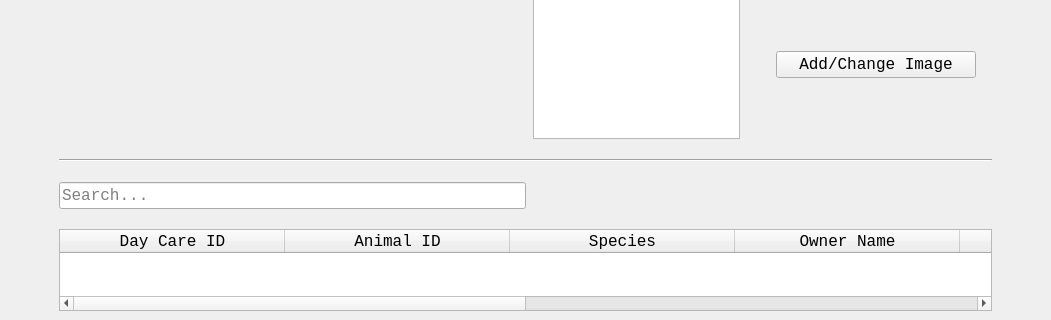
The window that DayCareUI.ui (ASNaeem/Simple-VCMS) describes before a commit, drawn with Qt 5; both pictures show x 0 to 1051 and y 385 to 705 of the 1051 by 705 pixel window.
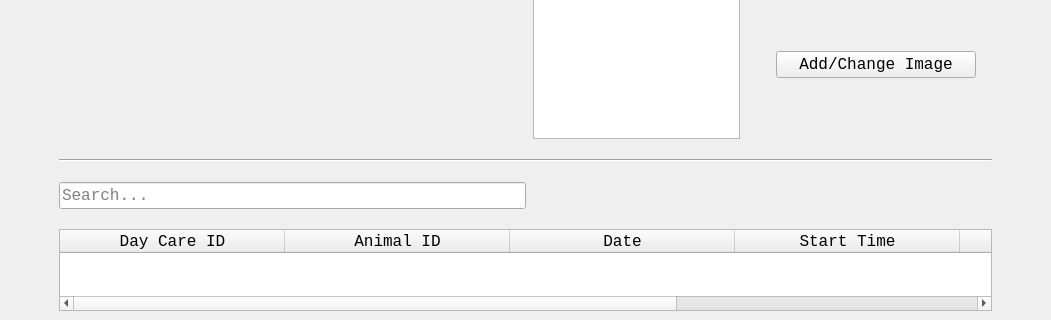
The same window after the commit.

Patch:
```diff
--- a/DayCareUI.ui
+++ b/DayCareUI.ui
@@ -562,16 +562,6 @@
             <string>Animal ID</string>
            </property>
           </column>
-          <column>
-           <property name="text">
-            <string>Species</string>
-           </property>
-          </column>
-          <column>
-           <property name="text">
-            <string>Owner Name</string>
-           </property>
-          </column>
           <column>
            <property name="text">
             <string>Date</string>
```
